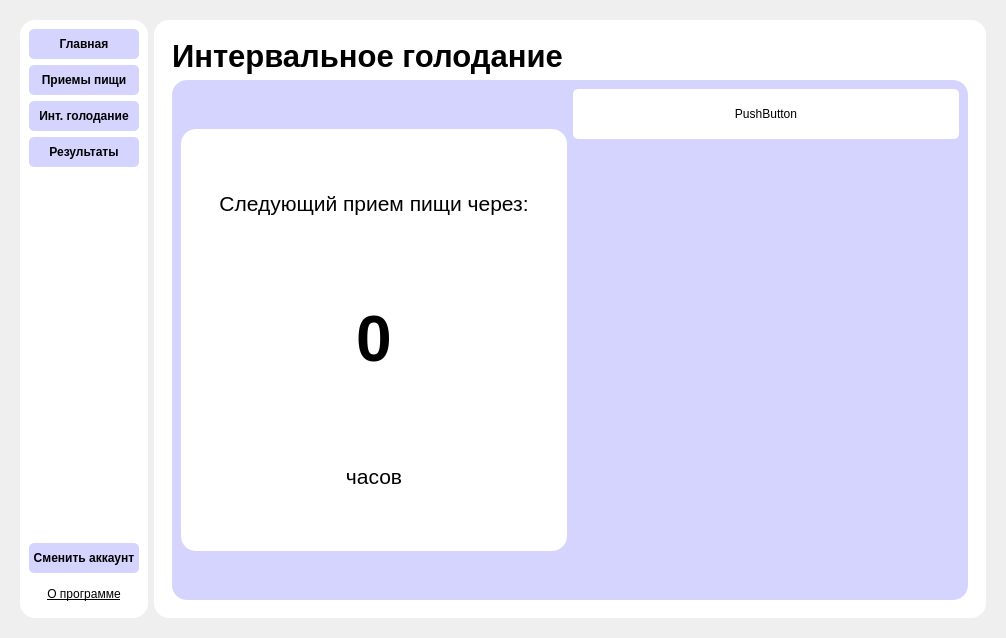
allouue/calc, file static/ui/splash_screen_adaptive.ui: the form before one commit.
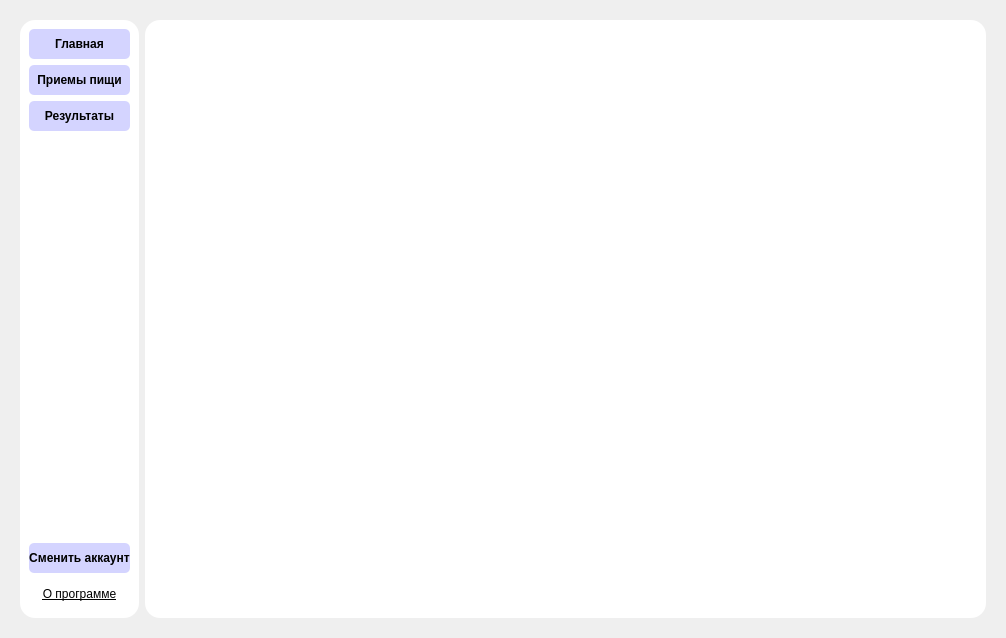
The form after the commit. The open tabs and pages were chosen to show the change. Icons and pictures are not drawn.

```diff
--- a/static/ui/splash_screen_adaptive.ui
+++ b/static/ui/splash_screen_adaptive.ui
@@ -59,40 +59,6 @@
            </property>
           </widget>
          </item>
-         <item>
-          <widget class="QPushButton" name="hungerButton">
-           <property name="minimumSize">
-            <size>
-             <width>110</width>
-             <height>30</height>
-            </size>
-           </property>
-           <property name="maximumSize">
-            <size>
-             <width>110</width>
-             <height>16777215</height>
-            </size>
-           </property>
-           <property name="font">
-            <font>
-             <weight>75</weight>
-             <bold>true</bold>
-            </font>
-           </property>
-           <property name="styleSheet">
-            <string notr="true">QPushButton{
- 	 height: 30px;
- 	 box-sizing: border-box;
-	 background-color: rgb(212, 212, 255);
- 	 border-radius: 5px;
-	font-weight: bold;
-}</string>
-           </property>
-           <property name="text">
-            <string>Инт. голодание</string>
-           </property>
-          </widget>
-         </item>
          <item>
           <widget class="QPushButton" name="resultButton">
            <property name="styleSheet">
@@ -688,175 +654,7 @@
             </layout>
            </widget>
            <widget class="QWidget" name="hungerPage">
-            <layout class="QHBoxLayout" name="horizontalLayout_28">
-             <item>
-              <layout class="QVBoxLayout" name="verticalLayout_44" stretch="0,1">
-               <property name="sizeConstraint">
-                <enum>QLayout::SetNoConstraint</enum>
-               </property>
-               <item>
-                <layout class="QVBoxLayout" name="verticalLayout_45">
-                 <property name="sizeConstraint">
-                  <enum>QLayout::SetMinimumSize</enum>
-                 </property>
-                 <item>
-                  <widget class="QLabel" name="label_84">
-                   <property name="font">
-                    <font>
-                     <pointsize>23</pointsize>
-                     <weight>75</weight>
-                     <bold>true</bold>
-                    </font>
-                   </property>
-                   <property name="text">
-                    <string>Интервальное голодание</string>
-                   </property>
-                  </widget>
-                 </item>
-                </layout>
-               </item>
-               <item>
-                <layout class="QVBoxLayout" name="verticalLayout_46" stretch="0">
-                 <item>
-                  <widget class="QFrame" name="frame_13">
-                   <property name="styleSheet">
-                    <string notr="true">QFrame {
-	border-radius: 15px;
-	background-color: rgb(212, 212, 255);
-}
-</string>
-                   </property>
-                   <property name="frameShape">
-                    <enum>QFrame::StyledPanel</enum>
-                   </property>
-                   <property name="frameShadow">
-                    <enum>QFrame::Raised</enum>
-                   </property>
-                   <layout class="QHBoxLayout" name="horizontalLayout_29">
-                    <item>
-                     <layout class="QHBoxLayout" name="horizontalLayout_30">
-                      <item>
-                       <layout class="QVBoxLayout" name="verticalLayout_47">
-                        <item>
-                         <spacer name="verticalSpacer_13">
-                          <property name="orientation">
-                           <enum>Qt::Vertical</enum>
-                          </property>
-                          <property name="sizeType">
-                           <enum>QSizePolicy::Minimum</enum>
-                          </property>
-                          <property name="sizeHint" stdset="0">
-                           <size>
-                            <width>20</width>
-                            <height>40</height>
-                           </size>
-                          </property>
-                         </spacer>
-                        </item>
-                        <item>
-                         <widget class="QFrame" name="frame_14">
-                          <property name="styleSheet">
-                           <string notr="true">QFrame {
-	border-radius: 15px;
-	background-color:white;
-}
-</string>
-                          </property>
-                          <property name="frameShape">
-                           <enum>QFrame::StyledPanel</enum>
-                          </property>
-                          <property name="frameShadow">
-                           <enum>QFrame::Raised</enum>
-                          </property>
-                          <layout class="QHBoxLayout" name="horizontalLayout_31">
-                           <item>
-                            <layout class="QVBoxLayout" name="verticalLayout_48">
-                             <item>
-                              <widget class="QLabel" name="label_85">
-                               <property name="text">
-                                <string>&lt;html&gt;&lt;head/&gt;&lt;body&gt;&lt;p align=&quot;center&quot;&gt;&lt;span style=&quot; font-size:16pt;&quot;&gt;Следующий прием пищи через:&lt;/span&gt;&lt;/p&gt;&lt;/body&gt;&lt;/html&gt;</string>
-                               </property>
-                              </widget>
-                             </item>
-                             <item>
-                              <widget class="QLabel" name="label_86">
-                               <property name="text">
-                                <string>&lt;html&gt;&lt;head/&gt;&lt;body&gt;&lt;p align=&quot;center&quot;&gt;&lt;span style=&quot; font-size:48pt; font-weight:600;&quot;&gt;0&lt;/span&gt;&lt;/p&gt;&lt;/body&gt;&lt;/html&gt;</string>
-                               </property>
-                              </widget>
-                             </item>
-                             <item>
-                              <widget class="QLabel" name="label_87">
-                               <property name="text">
-                                <string>&lt;html&gt;&lt;head/&gt;&lt;body&gt;&lt;p align=&quot;center&quot;&gt;&lt;span style=&quot; font-size:16pt;&quot;&gt;часов&lt;/span&gt;&lt;/p&gt;&lt;/body&gt;&lt;/html&gt;</string>
-                               </property>
-                              </widget>
-                             </item>
-                            </layout>
-                           </item>
-                          </layout>
-                         </widget>
-                        </item>
-                        <item>
-                         <spacer name="verticalSpacer_14">
-                          <property name="orientation">
-                           <enum>Qt::Vertical</enum>
-                          </property>
-                          <property name="sizeType">
-                           <enum>QSizePolicy::Minimum</enum>
-                          </property>
-                          <property name="sizeHint" stdset="0">
-                           <size>
-                            <width>20</width>
-                            <height>40</height>
-                           </size>
-                          </property>
-                         </spacer>
-                        </item>
-                       </layout>
-                      </item>
-                      <item>
-                       <layout class="QVBoxLayout" name="verticalLayout_49" stretch="0,0">
-                        <item>
-                         <widget class="QPushButton" name="pushButton_2">
-                          <property name="styleSheet">
-                           <string notr="true">QPushButton{
- 	 height: 50px;
- 	 box-sizing: border-box;
-	 background-color: white;
- 	 border-radius: 5px;
-}</string>
-                          </property>
-                          <property name="text">
-                           <string>PushButton</string>
-                          </property>
-                         </widget>
-                        </item>
-                        <item>
-                         <spacer name="verticalSpacer_15">
-                          <property name="orientation">
-                           <enum>Qt::Vertical</enum>
-                          </property>
-                          <property name="sizeHint" stdset="0">
-                           <size>
-                            <width>20</width>
-                            <height>40</height>
-                           </size>
-                          </property>
-                         </spacer>
-                        </item>
-                       </layout>
-                      </item>
-                     </layout>
-                    </item>
-                   </layout>
-                  </widget>
-                 </item>
-                </layout>
-               </item>
-              </layout>
-             </item>
-            </layout>
+            <layout class="QHBoxLayout" name="horizontalLayout_28"/>
            </widget>
            <widget class="QWidget" name="resultPage">
             <layout class="QHBoxLayout" name="horizontalLayout_41">
```
Left out of the diff: 10 changed lines with no effect on the pictures.
